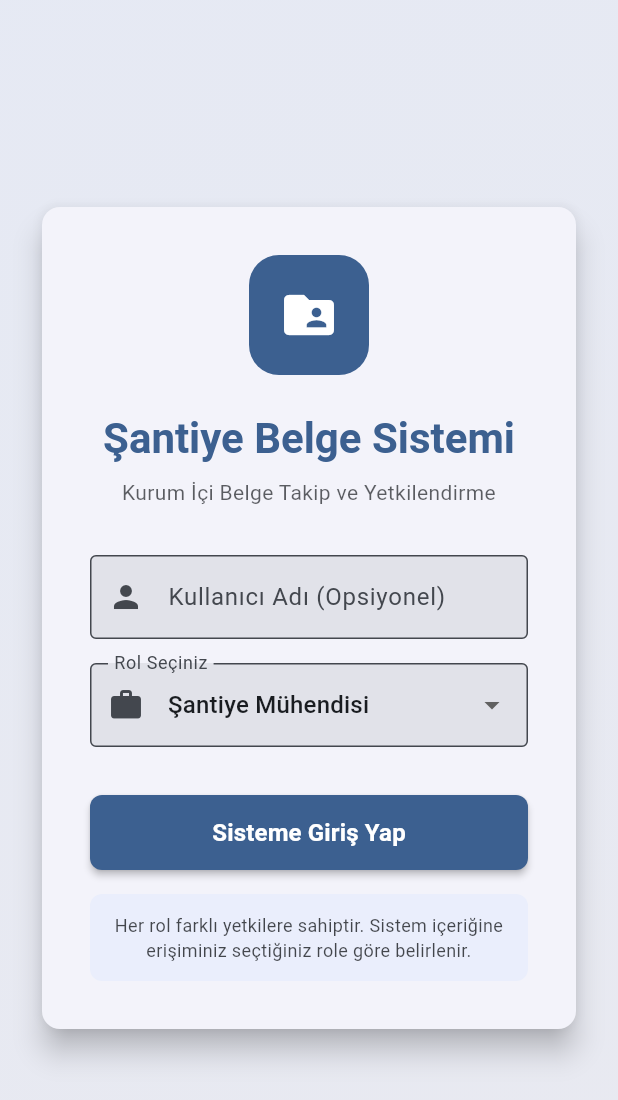
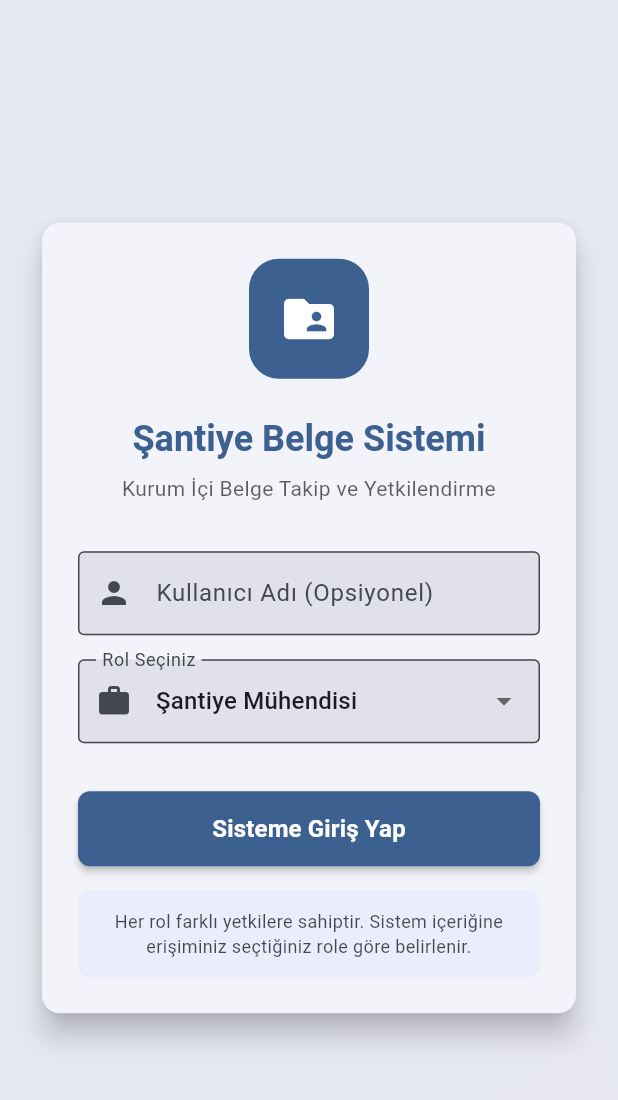
Before and after one commit to smebes/santiye, a Flutter app: the screen it shows after launch, on a phone screen of 412 x 824 dp. Shown: the top 1100 px of the screen. Run offline on Flutter 3.47's test engine with Material 3 defaults, Android fonts, the light colour scheme and no system bars; accounts and stored records are empty.

Commit message:
README.md dosyası güncellendi; proje adı değiştirildi, amaç ve özellikler netleştirildi. Kullanıcı rolleri ve yetkileri, klasör/dosya yapısı, ekranlar ve arayüz detayları eklendi. Ayrıca, responsive tasarım ve teknik mimari hakkında bilgiler güncellendi. Belge ve klasör yönetimi sayfalarında responsive tasarım iyileştirmeleri yapıldı; kullanıcı arayüzü öğeleri ekran boyutuna göre optimize edildi.

```diff
--- a/lib/pages/login_page.dart
+++ b/lib/pages/login_page.dart
@@ -35,6 +35,9 @@ class _LoginPageState extends State<LoginPage> {
   Widget build(BuildContext context) {
     final roleDisplayNames = MockDataService.getRoleDisplayNames();
     final availableRoles = MockDataService.getAvailableRoles();
+    final screenWidth = MediaQuery.of(context).size.width;
+    final isTablet = screenWidth > 600;
+    final isDesktop = screenWidth > 900;
 
     return Scaffold(
       body: Container(
@@ -50,12 +53,25 @@ class _LoginPageState extends State<LoginPage> {
         ),
         child: Center(
           child: SingleChildScrollView(
-            padding: const EdgeInsets.all(24),
+            padding: EdgeInsets.all(isDesktop ? 32 : 24),
             child: Card(
               elevation: 8,
               child: Container(
-                constraints: const BoxConstraints(maxWidth: 400),
-                padding: const EdgeInsets.all(32),
+                constraints: BoxConstraints(
+                  maxWidth:
+                      isDesktop
+                          ? 500
+                          : isTablet
+                          ? 450
+                          : 400,
+                ),
+                padding: EdgeInsets.all(
+                  isDesktop
+                      ? 40
+                      : isTablet
+                      ? 32
+                      : 24,
+                ),
                 child: Form(
                   key: _formKey,
                   child: Column(
@@ -63,20 +79,26 @@ class _LoginPageState extends State<LoginPage> {
                     children: [
                       // Logo ve başlık
                       Container(
-                        width: 80,
-                        height: 80,
+                        width: isDesktop ? 100 : 80,
+                        height: isDesktop ? 100 : 80,
                         decoration: BoxDecoration(
                           color: Theme.of(context).colorScheme.primary,
-                          borderRadius: BorderRadius.circular(20),
+                          borderRadius: BorderRadius.circular(isDesktop ? 25 : 20),
                         ),
-                        child: const Icon(Icons.folder_shared, size: 40, color: Colors.white),
+                        child: Icon(Icons.folder_shared, size: isDesktop ? 50 : 40, color: Colors.white),
                       ),
-                      const SizedBox(height: 24),
+                      SizedBox(height: isDesktop ? 32 : 24),
                       Text(
                         'Şantiye Belge Sistemi',
                         style: Theme.of(context).textTheme.headlineMedium?.copyWith(
                           fontWeight: FontWeight.bold,
                           color: Theme.of(context).colorScheme.primary,
+                          fontSize:
+                              isDesktop
+                                  ? 32
+                                  : isTablet
+                                  ? 28
+                                  : 24,
                         ),
                       ),
                       const SizedBox(height: 8),
@@ -84,10 +106,11 @@ class _LoginPageState extends State<LoginPage> {
                         'Kurum İçi Belge Takip ve Yetkilendirme',
                         style: Theme.of(context).textTheme.bodyMedium?.copyWith(
                           color: Theme.of(context).colorScheme.onSurface.withOpacity(0.7),
+                          fontSize: isDesktop ? 16 : 14,
                         ),
                         textAlign: TextAlign.center,
                       ),
-                      const SizedBox(height: 32),
+                      SizedBox(height: isDesktop ? 40 : 32),
 
                       // Kullanıcı adı alanı
                       TextFormField(
@@ -122,12 +145,12 @@ class _LoginPageState extends State<LoginPage> {
                           });
                         },
                       ),
-                      const SizedBox(height: 32),
+                      SizedBox(height: isDesktop ? 40 : 32),
 
                       // Giriş butonu
                       SizedBox(
                         width: double.infinity,
-                        height: 50,
+                        height: isDesktop ? 56 : 50,
                         child: ElevatedButton(
                           onPressed: _login,
                           style: ElevatedButton.styleFrom(
@@ -135,9 +158,9 @@ class _LoginPageState extends State<LoginPage> {
                             foregroundColor: Colors.white,
                             shape: RoundedRectangleBorder(borderRadius: BorderRadius.circular(8)),
                           ),
-                          child: const Text(
+                          child: Text(
                             'Sisteme Giriş Yap',
-                            style: TextStyle(fontSize: 16, fontWeight: FontWeight.bold),
+                            style: TextStyle(fontSize: isDesktop ? 18 : 16, fontWeight: FontWeight.bold),
                           ),
                         ),
                       ),
@@ -145,7 +168,7 @@ class _LoginPageState extends State<LoginPage> {
 
                       // Bilgi metni
                       Container(
-                        padding: const EdgeInsets.all(12),
+                        padding: EdgeInsets.all(isDesktop ? 16 : 12),
                         decoration: BoxDecoration(
                           color: Theme.of(context).colorScheme.primaryContainer.withOpacity(0.3),
                           borderRadius: BorderRadius.circular(8),
@@ -153,7 +176,7 @@ class _LoginPageState extends State<LoginPage> {
                         child: Text(
                           'Her rol farklı yetkilere sahiptir. Sistem içeriğine erişiminiz seçtiğiniz role göre belirlenir.',
                           style: TextStyle(
-                            fontSize: 12,
+                            fontSize: isDesktop ? 14 : 12,
                             color: Theme.of(context).colorScheme.onSurface.withOpacity(0.8),
                           ),
                           textAlign: TextAlign.center,
```
Also changed, not shown: lib/pages/document_dashboard.dart (+28 -9 lines), lib/widgets/folder_card.dart (+31 -10 lines), 1 other file.
